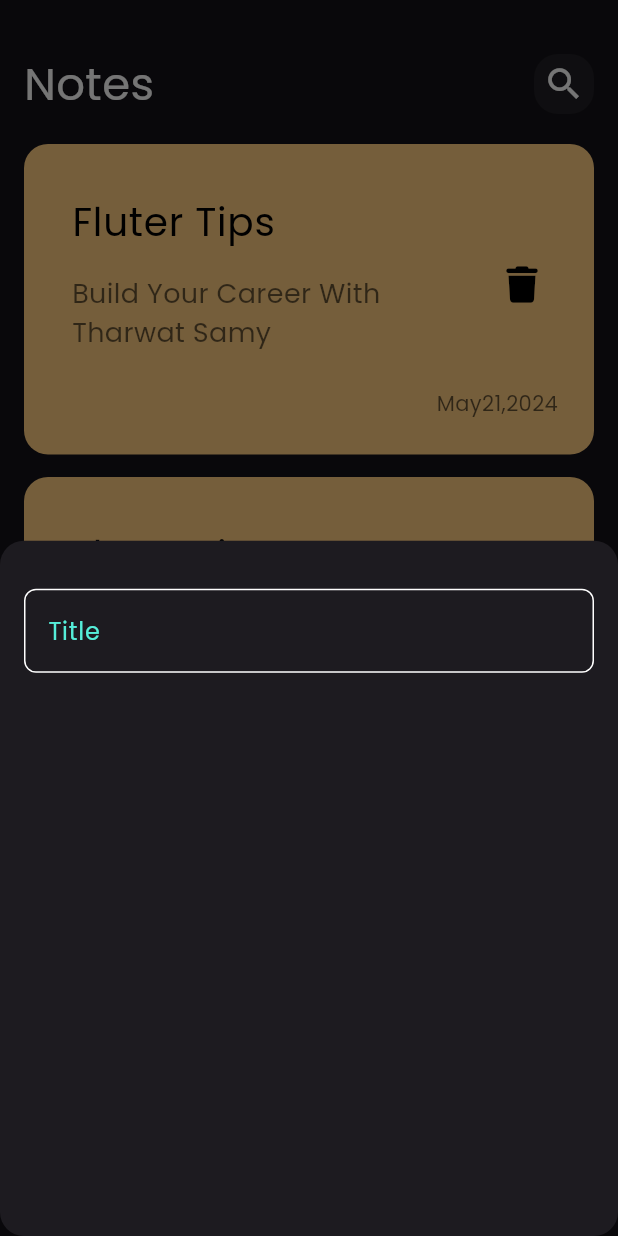
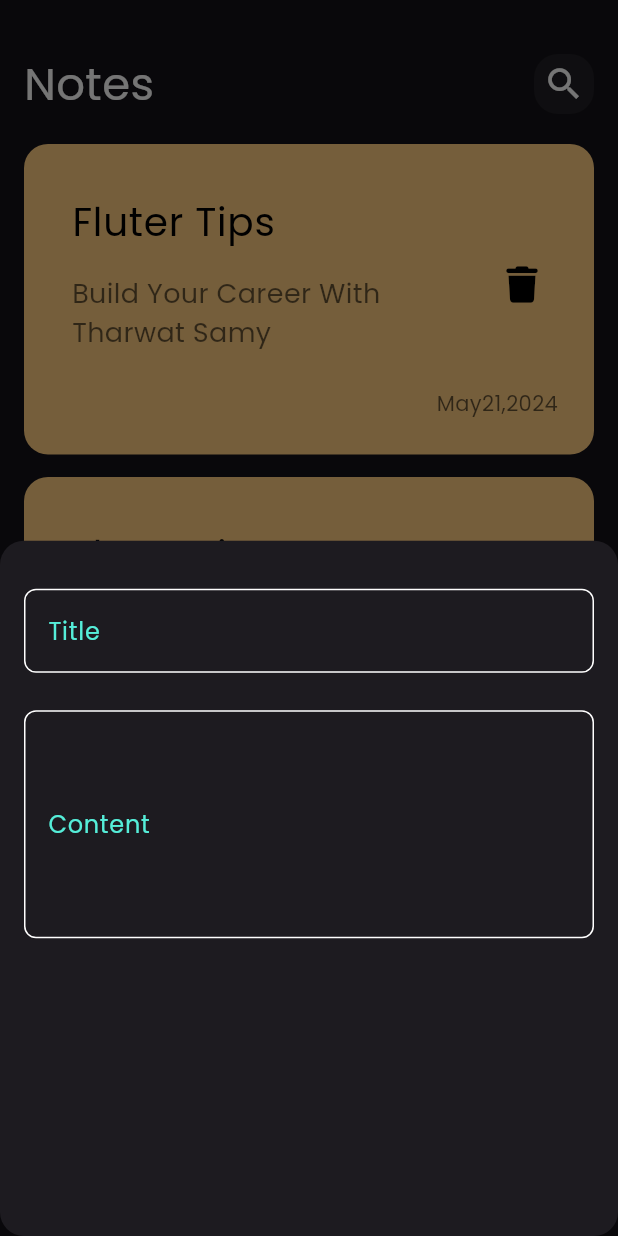
Before and after one commit to Hamza8008/notes_app, a Flutter app: the screen it shows after launch, after a tap on the "add" icon, on a phone screen of 412 x 824 dp. Run offline on Flutter 3.47's test engine with Material 3 defaults, Android fonts, the phone set to English and light mode, and no system bars; our stand-ins replace font_awesome_flutter.

Commit message:
add  fiedls to notes bottom sheet

```diff
--- a/lib/Widgets/add_note_bottom_sheet.dart
+++ b/lib/Widgets/add_note_bottom_sheet.dart
@@ -15,7 +15,16 @@ class AddNoteBottomSheet extends StatelessWidget {
           SizedBox(
             height: 32,
           ),
-          CustomTextField(),
+          CustomTextField(
+            labelText: 'Title',
+          ),
+          SizedBox(
+            height: 25,
+          ),
+          CustomTextField(
+            labelText: 'Content',
+            maxLines: 5,
+          ),
         ],
       ),
     );
--- a/lib/Widgets/custom_text_field.dart
+++ b/lib/Widgets/custom_text_field.dart
@@ -2,14 +2,21 @@ import 'package:flutter/material.dart';
 import 'package:noteapp/constansts.dart';
 
 class CustomTextField extends StatelessWidget {
-  const CustomTextField({super.key});
+  const CustomTextField({
+    super.key,
+    required this.labelText,
+    this.maxLines = 1,
+  });
 
+  final String labelText;
+  final int maxLines;
   @override
   Widget build(BuildContext context) {
     return TextField(
+      maxLines: maxLines,
       cursorColor: kPrimaryColor,
       decoration: InputDecoration(
-        labelText: 'Title',
+        labelText: labelText,
         labelStyle: TextStyle(color: kPrimaryColor),
         border: buildBorder(),
         enabledBorder: buildBorder(),
```
